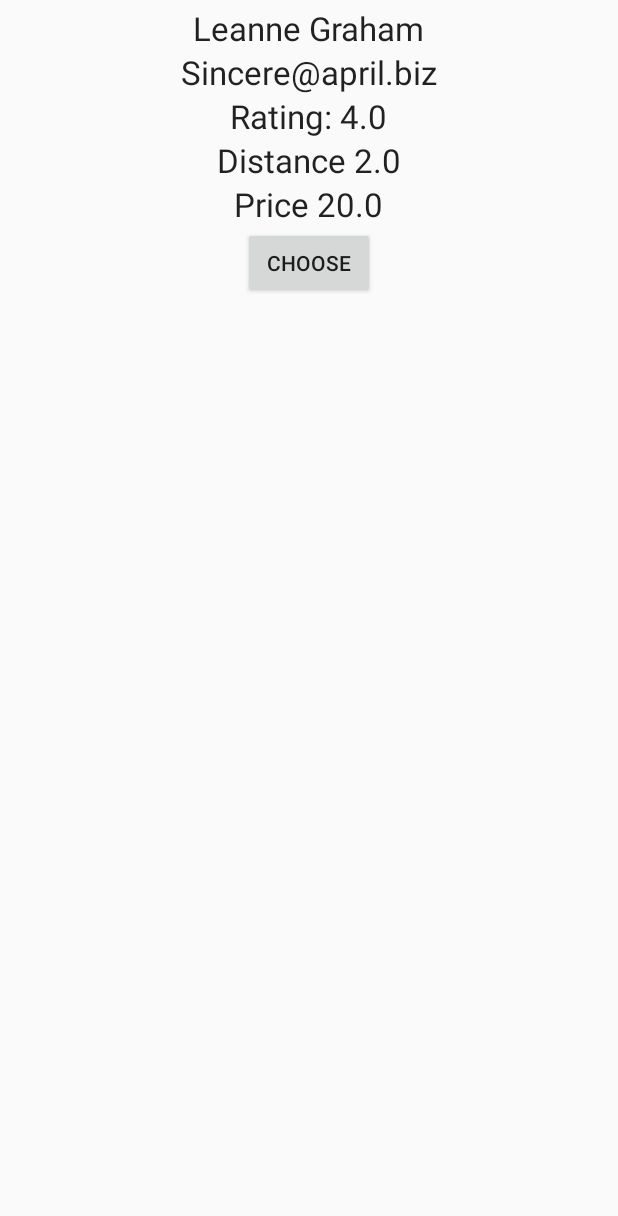
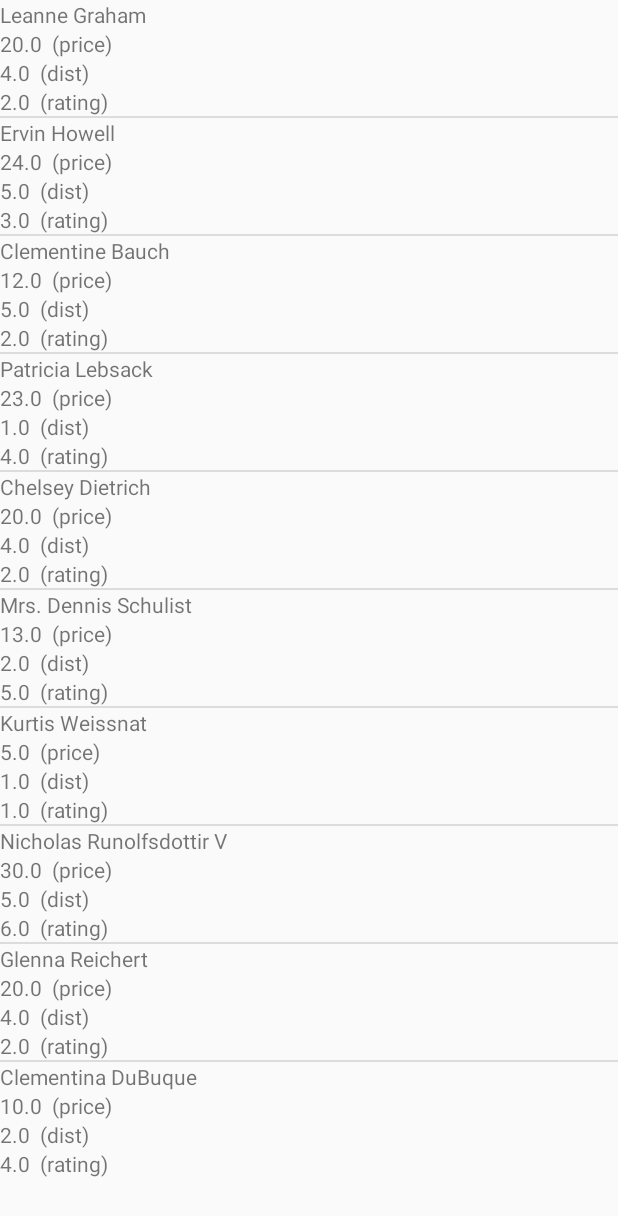
Before and after one commit to mosdragon/toucan_android, an Android app: the screen it shows after launch (TutorList before the commit, TutorListActivity after it), on a phone screen of 412 x 824 dp. Shown: the top 1216 px of the screen. Run offline under Robolectric (Android 15) with nearby library versions, the phone set to English and light mode, and no system bars; 1 statement that could not run was skipped.

Commit message:
created list view for available tutors

```diff
--- a/app/src/main/java/me/gettoucan/toucan/HomeScreenActivity.java
+++ b/app/src/main/java/me/gettoucan/toucan/HomeScreenActivity.java
@@ -13,7 +13,7 @@ public class HomeScreenActivity extends ActionBarActivity {
     protected void onCreate(Bundle savedInstanceState) {
         super.onCreate(savedInstanceState);
         setContentView(R.layout.activity_home_screen);
-        Intent i = new Intent(this,TutorList.class);
+        Intent i = new Intent(this,TutorListActivity.class);
         startActivity(i);
     }
 
--- a/app/src/main/java/me/gettoucan/toucan/TutorFragment.java
+++ /dev/null
@@ -1,48 +0,0 @@
-package me.gettoucan.toucan;
-
-import android.os.Bundle;
-import android.support.v4.app.Fragment;
-import android.view.LayoutInflater;
-import android.view.View;
-import android.view.ViewGroup;
-import android.widget.TextView;
-
-import java.io.Serializable;
-
-import me.gettoucan.toucan.R;
-
-public class TutorFragment extends Fragment {
-
-    @Override
-    public View onCreateView(LayoutInflater inflater, ViewGroup container, Bundle savedInstanceState) {
-        View v = inflater.inflate(R.layout.tutor_fragment, container, false);
-
-        Tutor c = (Tutor)getArguments().getSerializable("tutor");
-
-        TextView textName = (TextView) v.findViewById(R.id.name);
-        TextView textEmail = (TextView) v.findViewById(R.id.email);
-        TextView textRating = (TextView) v.findViewById(R.id.rating);
-        TextView textPrice = (TextView) v.findViewById(R.id.price);
-        TextView textDistance = (TextView) v.findViewById(R.id.distance);
-
-        textName.setText(c.getName());
-        textEmail.setText(c.getEmail());
-        textRating.setText("Rating: "+c.getRating());
-        textPrice.setText("Price "+c.getPrice());
-        textDistance.setText("Distance "+c.getDistance());
-
-        return v;
-    }
-
-    /*
-     *creates new instance of Tutor, passing in the Tutor object
-     */
-    public static TutorFragment newInstance(Tutor current) {
-        TutorFragment f = new TutorFragment();
-        Bundle b = new Bundle();
-        b.putSerializable("tutor", current);
-        f.setArguments(b);
-
-        return f;
-    }
-}
--- a/app/src/main/java/me/gettoucan/toucan/TutorList.java
+++ b/app/src/main/java/me/gettoucan/toucan/TutorListActivity.java
@@ -1,22 +1,22 @@
 package me.gettoucan.toucan;
 
 import android.app.Activity;
+import android.app.ListActivity;
 import android.content.Context;
 import android.content.res.Resources;
+import android.os.StrictMode;
+import android.support.v7.app.ActionBarActivity;
 import android.os.Bundle;
-import android.os.StrictMode;
-import android.support.v4.app.FragmentActivity;
-import android.support.v4.app.FragmentPagerAdapter;
-import android.support.v4.app.FragmentStatePagerAdapter;
-import android.support.v4.view.PagerAdapter;
-import android.support.v4.view.ViewPager;
-import android.support.v4.app.Fragment;
-
-import android.support.v4.app.FragmentManager;
-
+import android.util.Log;
 import android.view.Menu;
 import android.view.MenuItem;
+import android.view.View;
+import android.view.ViewGroup;
+import android.widget.ArrayAdapter;
+import android.widget.ListAdapter;
+import android.widget.ListView;
 import android.widget.TextView;
+import android.widget.Toast;
 
 import org.json.JSONArray;
 import org.json.JSONObject;
@@ -26,39 +26,41 @@ import java.io.IOException;
 import java.io.InputStream;
 import java.io.InputStreamReader;
 import java.util.ArrayList;
+import java.util.HashMap;
+import java.util.List;
 
 
-public class TutorList extends FragmentActivity {
+public class TutorListActivity extends Activity {
 
-    private ViewPager mPager;
-
-    private PagerAdapter mPagerAdapter;
 
     private int numberOfTutors=0;
-    ArrayList<Tutor> listOfTutors = new ArrayList<Tutor>();
+    List<Tutor> listOfTutors = new ArrayList<Tutor>();
     ArrayList<String> data = new ArrayList<String>();
     private final String testWebsite = "http://jsonplaceholder.typicode.com/users";
     private InputStreamReader inReader;
     private InputStream stream;
-    @Override
-    protected void onCreate(Bundle savedInstanceState) {
-        StrictMode.ThreadPolicy policy = new StrictMode.ThreadPolicy.Builder().permitAll().build();
-        StrictMode.setThreadPolicy(policy);
-        //fetch tutors that are tutoring subject x from database
-        //create that many objects and put in array/
-
-        super.onCreate(savedInstanceState);
-        setContentView(R.layout.activity_tutor_list);
-
-        createObjects();
-        buildData(readRawTextFile(this));
-
-        mPager = (ViewPager) findViewById(R.id.pager);
-        mPager.setAdapter(new MyPagerAdapter(getSupportFragmentManager()));
 
 
 
 
+    @Override
+    protected void onCreate(Bundle savedInstanceState) {
+        super.onCreate(savedInstanceState);
+        StrictMode.ThreadPolicy policy = new StrictMode.ThreadPolicy.Builder().permitAll().build();
+        StrictMode.setThreadPolicy(policy);
+        setContentView(R.layout.tutor_list);
+        createObjects();
+        buildData(readRawTextFile(this));
+        createListView();
+    }
+
+    /*
+     * creates the actual list view using the TutorListAdapter
+     */
+    public void createListView(){
+        TutorListAdapter adapter = new TutorListAdapter(this, R.layout.tutor_list_item,listOfTutors);
+        ListView listView = (ListView)findViewById(R.id.tutorListView);
+        listView.setAdapter(adapter);
     }
 
     /*
@@ -89,7 +91,7 @@ public class TutorList extends FragmentActivity {
      *gets json file from server
      */
     private void createObjects(){
-    System.out.println("in create object method");
+        Log.v("","Creating Tutor objects");
 //        try {
 //            HttpClient httpclient = new DefaultHttpClient();
 //            HttpResponse httpResponse = httpclient.execute(new
@@ -128,16 +130,14 @@ public class TutorList extends FragmentActivity {
             JSONArray objectArray = object.getJSONArray("contacts");
             numberOfTutors = objectArray.length();
             for (int x = 0; x < numberOfTutors; x++) {
-                System.out.println("----------------------");
                 JSONObject current = objectArray.getJSONObject(x);
                 Tutor t = new Tutor(current);
                 listOfTutors.add(t);
             }
 
         } catch (Exception e) {};
+    }
 
-
-    }
     @Override
     public boolean onCreateOptionsMenu(Menu menu) {
         // Inflate the menu; this adds items to the action bar if it is present.
@@ -162,28 +162,5 @@ public class TutorList extends FragmentActivity {
 
 
 
-    /*
-     *Adapter for viewPager.
-     */
-    private class MyPagerAdapter extends FragmentPagerAdapter {
-
-        public MyPagerAdapter(FragmentManager fm) {
-            super(fm);
-        }
-
-        /*
-         *creates instance of TutorFragment, passing in the current tutor
-         */
-        @Override
-        public Fragment getItem(int pos) {
-            Tutor currentTutorShowing = listOfTutors.get(pos);
-            return TutorFragment.newInstance(currentTutorShowing);
-        }
-
-        @Override
-        public int getCount() {
-            return numberOfTutors;
-        }
-    }
 
 }
--- /dev/null
+++ b/app/src/main/java/me/gettoucan/toucan/TutorListAdapter.java
@@ -0,0 +1,63 @@
+package me.gettoucan.toucan;
+
+import android.app.Activity;
+import android.content.Context;
+import android.view.LayoutInflater;
+import android.view.View;
+import android.view.ViewGroup;
+import android.widget.ArrayAdapter;
+import android.widget.TextView;
+
+import java.util.ArrayList;
+import java.util.List;
+
+/**
+ * Created by aadil on 2/20/15.
+ */
+public class TutorListAdapter extends ArrayAdapter<Tutor> {
+
+    private List<Tutor> tutorList;
+    private int resource;
+    private Context context;
+    private Tutor currentTutor = null;
+
+    public TutorListAdapter(Context context, int textViewResourceId, List<Tutor> tutors) {
+        super(context, textViewResourceId, tutors);
+        this.context = context;
+        this.tutorList = tutors;
+        this.resource = textViewResourceId;
+    }
+
+    /*
+     *gets each individual view/row of the list using
+     */
+    @Override
+    public View getView(int position, View convertView, ViewGroup parent) {
+        //add conditions of list is empty
+        TextView nameField;
+        TextView ratingField;
+        TextView priceField;
+        TextView distanceField;
+        View row = convertView;
+
+        //inflates the row to create individual rows of the list
+        LayoutInflater inflater = ((Activity)context).getLayoutInflater();
+        row = inflater.inflate(resource, parent, false);
+        Activity activity = (Activity) context;
+
+        //attaches textView fields to those in the xml file
+        nameField = (TextView) row.findViewById(R.id.name);
+        ratingField = (TextView) row.findViewById(R.id.rating);
+        priceField = (TextView) row.findViewById(R.id.price);
+        distanceField = (TextView) row.findViewById(R.id.distance);
+
+        //sets the textview items to values obtained from tutor
+        currentTutor = ( Tutor ) tutorList.get(position);
+        nameField.setText(currentTutor.getName());
+        ratingField.setText(currentTutor.getRating()+"  (dist)");
+        priceField.setText(currentTutor.getPrice()+"  (price)");
+        distanceField.setText(currentTutor.getDistance()+"  (rating)");
+        return row;
+    }
+
+}
--- a/app/src/main/res/layout/activity_tutor_list.xml
+++ /dev/null
@@ -1,14 +0,0 @@
-<LinearLayout xmlns:android="http://schemas.android.com/apk/res/android"
-xmlns:tools="http://schemas.android.com/tools"
-    android:orientation="vertical" android:padding="4dip"
-    android:gravity="center_horizontal"
-    android:layout_width="match_parent" android:layout_height="match_parent">
-
-    <android.support.v4.view.ViewPager
-        android:id="@+id/pager"
-        android:layout_width="match_parent"
-        android:layout_height="0px"
-        android:layout_weight="1">
-    </android.support.v4.view.ViewPager>
-
-</LinearLayout>
--- a/app/src/main/res/layout/fragment_tutor.xml
+++ /dev/null
@@ -1,9 +0,0 @@
-<FrameLayout xmlns:android="http://schemas.android.com/apk/res/android"
-    xmlns:tools="http://schemas.android.com/tools" android:layout_width="match_parent"
-    android:layout_height="match_parent" tools:context="me.gettoucan.toucan.TutorFragment">
-
-    <!-- TODO: Update blank fragment layout -->
-    <TextView android:layout_width="match_parent" android:layout_height="match_parent"
-        android:text="@string/hello_blank_fragment" />
-
-</FrameLayout>
--- a/app/src/main/res/layout/pager_layout.xml
+++ /dev/null
@@ -1,32 +0,0 @@
-<LinearLayout xmlns:android="http://schemas.android.com/apk/res/android"
-    android:orientation="vertical"
-    android:layout_width="match_parent"
-    android:layout_height="match_parent"
-    android:background="@android:drawable/gallery_thumb">
-
-    <TextView android:id="@+id/text"
-        android:layout_width="match_parent" android:layout_height="wrap_content"
-        android:gravity="center_vertical|center_horizontal"
-        android:textAppearance="?android:attr/textAppearanceMedium"
-        android:text="@string/hello_world"/>
-
-    <!-- The frame layout is here since we will be showing either
-    the empty view or the list view.  -->
-    <FrameLayout
-        android:layout_width="match_parent"
-        android:layout_height="0dip"
-        android:layout_weight="1" >
-        <!-- Here is the list. Since we are using a ListActivity, we
-             have to call it "@android:id/list" so ListActivity will
-             find it -->
-
-        <!-- Here is the view to show if the list is emtpy -->
-        <TextView android:id="@android:id/empty"
-            android:layout_width="match_parent"
-            android:layout_height="match_parent"
-            android:textAppearance="?android:attr/textAppearanceMedium"
-            android:text="No items."/>
-
-    </FrameLayout>
-
-</LinearLayout>
--- a/app/src/main/res/layout/tutor_fragment.xml
+++ /dev/null
@@ -1,63 +0,0 @@
-<?xml version="1.0" encoding="utf-8"?>
-<RelativeLayout xmlns:android="http://schemas.android.com/apk/res/android"
-    android:orientation="vertical" android:layout_width="match_parent"
-    android:layout_height="match_parent">
-
-    <TextView
-        android:textAppearance="?android:attr/textAppearanceLarge"
-        android:layout_centerHorizontal="true"
-        android:layout_width="wrap_content"
-        android:layout_height="wrap_content"
-        android:id="@+id/name"
-        android:text="NAME"
-        />
-    <TextView
-        android:textAppearance="?android:attr/textAppearanceLarge"
-        android:layout_centerHorizontal="true"
-        android:id="@+id/email"
-        android:layout_width="wrap_content"
-        android:layout_height="wrap_content"
-        android:text="EMAIL"
-        android:layout_below="@+id/name"
-        />
-    <TextView
-        android:textAppearance="?android:attr/textAppearanceLarge"
-        android:layout_centerHorizontal="true"
-        android:id="@+id/rating"
-        android:layout_width="wrap_content"
-        android:layout_height="wrap_content"
-        android:text="RATING"
-        android:layout_below="@+id/email"
-        />
-    <TextView
-        android:textAppearance="?android:attr/textAppearanceLarge"
-        android:layout_centerHorizontal="true"
-        android:id="@+id/distance"
-        android:layout_width="wrap_content"
-        android:layout_height="wrap_content"
-        android:text="DISTANCE"
-        android:layout_below="@+id/rating"
-        />
-    <TextView
-        android:textAppearance="?android:attr/textAppearanceLarge"
-        android:layout_centerHorizontal="true"
-        android:id="@+id/price"
-        android:layout_width="wrap_content"
-        android:layout_height="wrap_content"
-        android:text="PRICE"
-        android:layout_below="@+id/distance"
-        />
-    <Button
-        android:layout_centerHorizontal="true"
-        android:id="@+id/choose"
-        android:layout_width="wrap_content"
-        android:layout_height="wrap_content"
-        android:text="CHOOSE"
-        android:layout_below="@id/distance"
-        android:layout_marginTop="30dp"
-        />
-
-
-
-
-</RelativeLayout>
--- /dev/null
+++ b/app/src/main/res/layout/tutor_list.xml
@@ -0,0 +1,12 @@
+<?xml version="1.0" encoding="utf-8"?>
+<LinearLayout xmlns:android="http://schemas.android.com/apk/res/android"
+    android:orientation="vertical" android:layout_width="match_parent"
+    android:layout_height="match_parent">
+
+
+    <ListView
+        android:layout_width="match_parent"
+        android:layout_height="wrap_content"
+        android:id="@+id/tutorListView"
+        android:layout_gravity="center_horizontal" />
+</LinearLayout>
--- /dev/null
+++ b/app/src/main/res/layout/tutor_list_item.xml
@@ -0,0 +1,31 @@
+<?xml version="1.0" encoding="utf-8"?>
+<LinearLayout xmlns:android="http://schemas.android.com/apk/res/android"
+    android:orientation="vertical" android:layout_width="match_parent"
+    android:layout_height="match_parent">
+
+    <TextView
+        android:id="@+id/name"
+        android:text="name"
+        android:layout_width="wrap_content"
+        android:layout_height="wrap_content" />
+
+    <TextView
+        android:id="@+id/price"
+        android:text="price"
+        android:layout_width="wrap_content"
+        android:layout_height="wrap_content" />
+
+    <TextView
+        android:id="@+id/rating"
+        android:text="rating"
+        android:layout_width="wrap_content"
+        android:layout_height="wrap_content" />
+
+    <TextView
+        android:id="@+id/distance"
+        android:text="distance"
+        android:layout_width="wrap_content"
+        android:layout_height="wrap_content" />
+
+
+</LinearLayout>
--- a/app/src/main/res/menu/menu_tutor_list.xml
+++ b/app/src/main/res/menu/menu_tutor_list.xml
@@ -1,6 +1,7 @@
 <menu xmlns:android="http://schemas.android.com/apk/res/android"
     xmlns:app="http://schemas.android.com/apk/res-auto"
-    xmlns:tools="http://schemas.android.com/tools" tools:context="me.gettoucan.toucan.TutorList">
+    xmlns:tools="http://schemas.android.com/tools"
+    tools:context="me.gettoucan.toucan.TutorListActivity">
     <item android:id="@+id/action_settings" android:title="@string/action_settings"
         android:orderInCategory="100" app:showAsAction="never" />
 </menu>
```
Also changed, not shown: app/src/main/AndroidManifest.xml (+7 -1 lines), app/build.gradle (line endings or trailing spaces).
